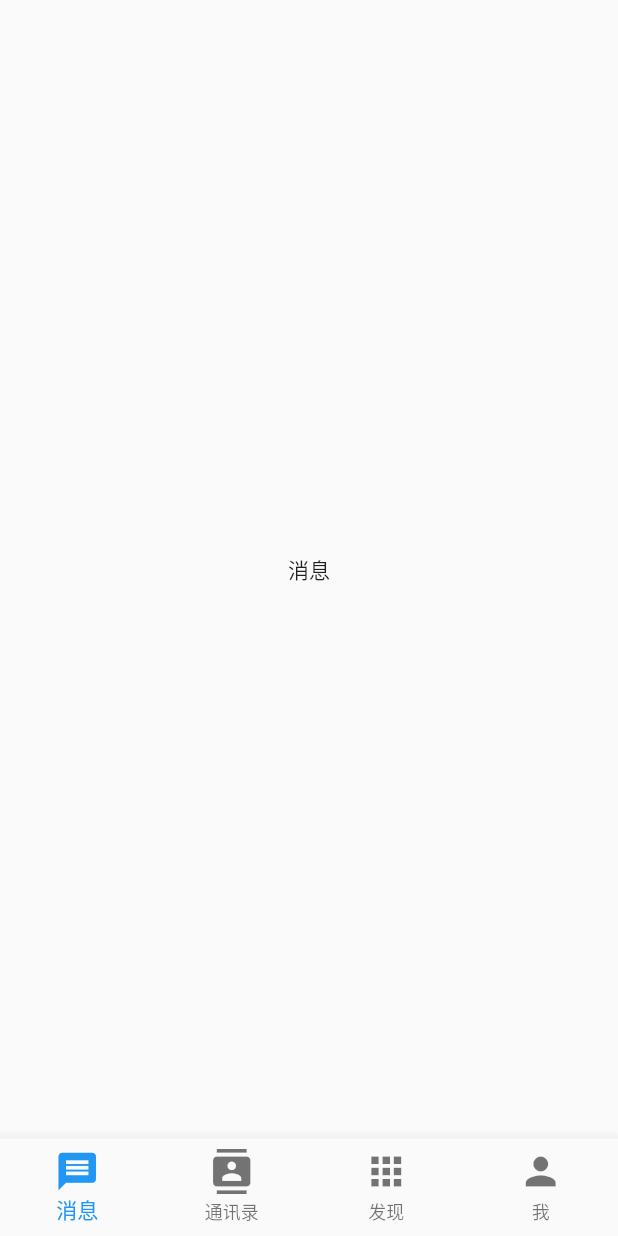
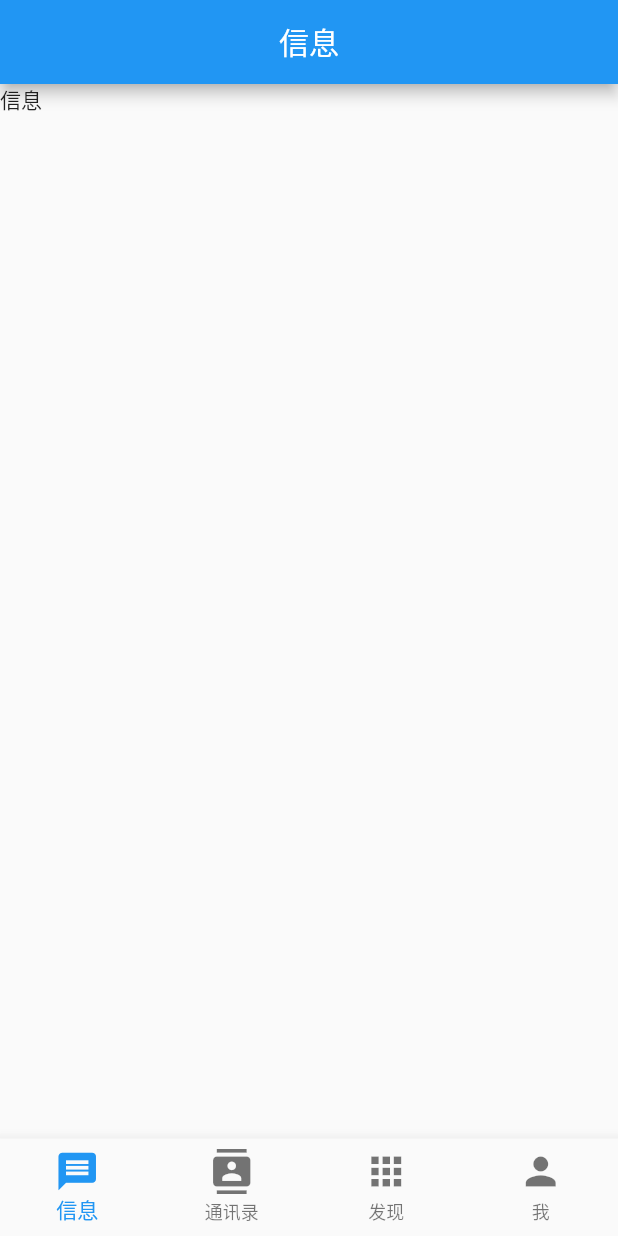
Before and after one commit to liaozhimingandy/welinkapp, a Flutter app: the screen it shows after launch, on a phone screen of 412 x 824 dp. Run offline on Flutter 3.47's test engine with Material 2 defaults, Android fonts, the phone set to English and light mode, and no system bars.

Commit message:
1.完善底部导航栏切换,body同时切换功能;

```diff
--- a/lib/main.dart
+++ b/lib/main.dart
@@ -128,50 +128,39 @@ class HomePage extends StatefulWidget {
 }
 
 class _HomePageState extends State<HomePage> {
-
+  /// 当前导航索引
   int indexRouter = 0;
 
-  /// PageView 控制器 , 用于控制 PageView
-  final _pageController = PageController(
-    /// 初始索引值
-    initialPage: 0,
-  );
+  /// body内容
+  List<Widget> listBody = [
+      Scaffold(appBar: AppBar(title: const Text("信息"), centerTitle: true), body: const Text("信息")),
+      Scaffold(appBar: AppBar(title: const Text("通讯录"), centerTitle: true), body: const Text("通讯录")),
+      Scaffold(appBar: AppBar(title: const Text("发现"), centerTitle: true), body: const Text("发现")),
+      const Scaffold(body: Text("我")),
+  ];
+
 
    @override
   void dispose() {
     super.dispose();
-    /// 销毁 PageView 控制器
-    _pageController.dispose();
   }
 
   @override
   Widget build(BuildContext context) {
     return Scaffold(
       // appBar: AppBar(title: const Text("hello", textAlign: TextAlign.center,)),
-      body: PageView(
-        /// 控制跳转翻页的控制器
-        controller: _pageController,
-        /// Widget 组件数组 , 设置多个 Widget 组件
-        children: const [
-            Center(child: Text("消息", textAlign: TextAlign.center,)),
-            Center(child: Text("通讯录", textAlign: TextAlign.center,)),
-            Center(child: Text("发现", textAlign: TextAlign.center,)),
-            Center(child: Text("我", textAlign: TextAlign.center,)),
-            ],
-
-      ),
+      body: listBody[indexRouter],
       bottomNavigationBar: BottomNavigationBar(
         currentIndex: indexRouter,
         /// 图标和文本位置不变
         type: BottomNavigationBarType.fixed,
         iconSize: 30,
-        items: const [BottomNavigationBarItem(icon: Icon(Icons.message), label: '消息'),
+        items: const [BottomNavigationBarItem(icon: Icon(Icons.message), label: '信息'),
                       BottomNavigationBarItem(icon: Icon(Icons.contacts), label: '通讯录'),
                       BottomNavigationBarItem(icon: Icon(Icons.apps), label: '发现'),
                       BottomNavigationBarItem(icon: Icon(Icons.person), label: '我')],
         onTap: (value) => {
            /// 跳转到对应的导航页面
-          _pageController.jumpToPage(value),
           setState((){indexRouter = value;})
         },
         ),
```
